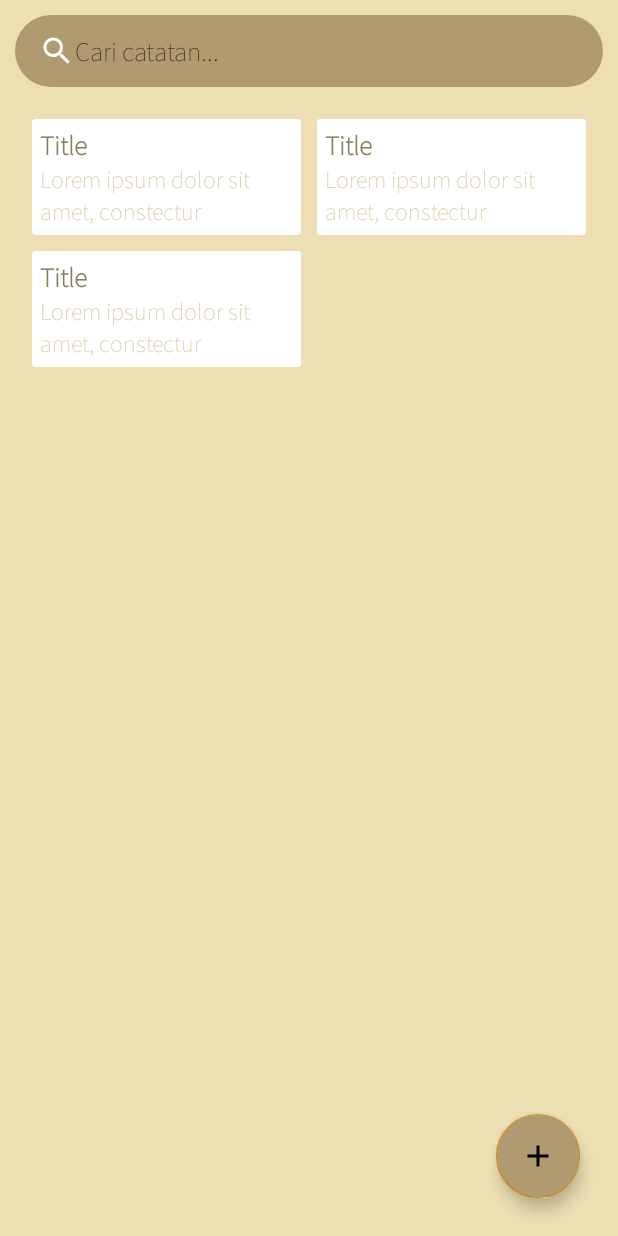
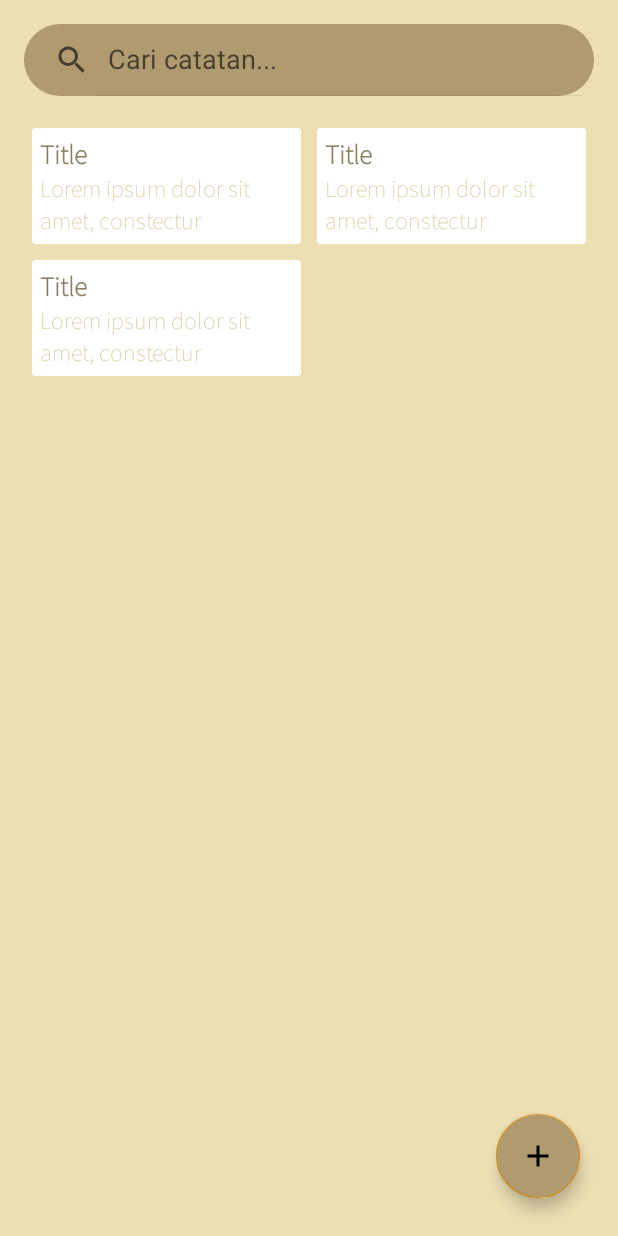
Before and after one commit to bayun2445/NoteIt, an Android app: the layout activity_main.xml on its own in the app's theme, with its tools: preview values and no code run, on a phone screen of 412 x 824 dp. Run offline under Robolectric (Android 15) with nearby library versions, the light colour scheme and no system bars.

Commit message:
fixed search field for recycler view

```diff
--- a/app/src/main/java/com/example/miniproject_notes/EditActivity.kt
+++ b/app/src/main/java/com/example/miniproject_notes/EditActivity.kt
@@ -5,6 +5,7 @@ import android.os.Bundle
 import androidx.appcompat.app.AppCompatActivity
 import com.example.miniproject_notes.MainActivity.Companion.adapter_note
 import com.example.miniproject_notes.MainActivity.Companion.arrayList_note
+import com.example.miniproject_notes.MainActivity.Companion.tempArrayList
 import com.google.gson.Gson
 import kotlinx.android.synthetic.main.edit_note.*
 
@@ -56,9 +57,14 @@ class EditActivity: AppCompatActivity() {
         val gson = Gson()
         val json = gson.toJson(arrayList_note)
 
+
+
         editor.apply {
             putString("json", json)
             apply()
         }
+
+        tempArrayList.clear()
+        tempArrayList.addAll(arrayList_note)
     }
 }
--- a/app/src/main/res/layout/activity_main.xml
+++ b/app/src/main/res/layout/activity_main.xml
@@ -7,12 +7,22 @@
     tools:context=".MainActivity"
     android:background="#EDDFB3">
 
-    <EditText
+    <androidx.appcompat.widget.SearchView
         android:id="@+id/search_field"
         android:layout_width="match_parent"
         android:layout_height="wrap_content"
+        app:iconifiedByDefault="false"
+        android:background="@drawable/bg_search"
+        android:layout_margin="16dp"
+        app:queryHint="Cari catatan..."
+        app:layout_constraintTop_toTopOf="parent"
+        app:layout_constraintStart_toStartOf="parent"/>
+    <!--<EditText
+
+        android:layout_width="match_parent"
+        android:layout_height="wrap_content"
+        android:background="@drawable/bg_search"
         android:layout_margin="10dp"
-        android:background="@drawable/bg_search"
         android:drawableStart="@drawable/ic_baseline_search_24"
         android:fontFamily="@font/assistant"
         android:hint="Cari catatan..."
@@ -20,7 +30,7 @@
         android:paddingVertical="12dp"
         android:textColorHint="#3E2723"
         app:layout_constraintStart_toStartOf="parent"
-        app:layout_constraintTop_toTopOf="parent" />
+        app:layout_constraintTop_toTopOf="parent" />-->
 
     <androidx.recyclerview.widget.RecyclerView
         android:id="@+id/recycler_view"
@@ -43,6 +53,7 @@
         app:layout_constraintBottom_toBottomOf="parent"
         android:backgroundTint="#B09B71"
         app:layout_constraintEnd_toEndOf="parent"
-        android:src="@drawable/ic_baseline_add_24"/>
+        android:src="@drawable/ic_baseline_add_24"
+        android:contentDescription="@string/fab_tambah_desc" />
 
 </androidx.constraintlayout.widget.ConstraintLayout>
```
Also changed, not shown: app/src/main/java/com/example/miniproject_notes/CustomAdapter.kt (+7 -9 lines), app/src/main/java/com/example/miniproject_notes/MainActivity.kt (+44 -27 lines), 40 other files.
